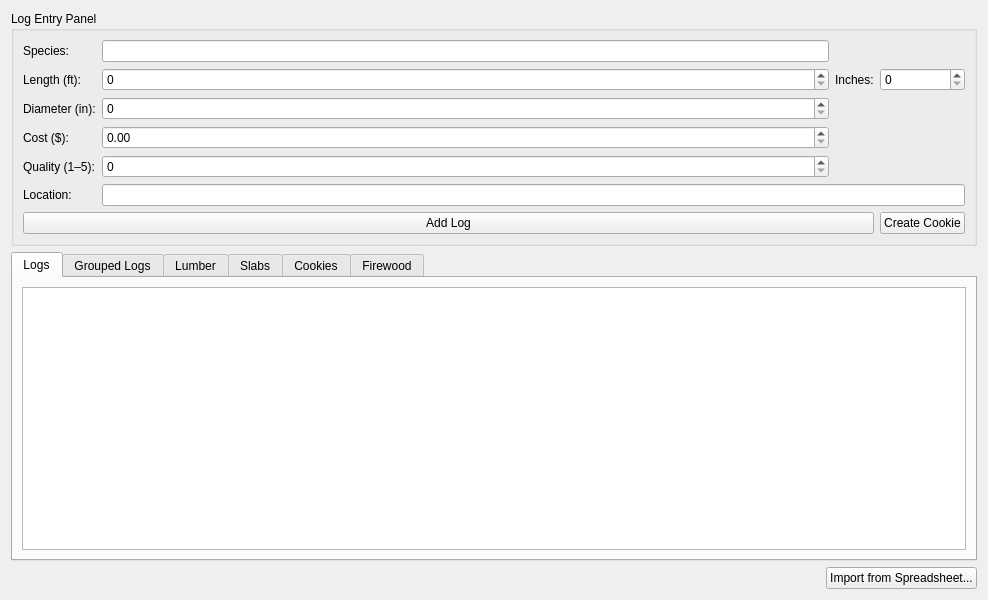
Before: the Qt Designer form ui/inventory.ui in thelenlucas/Senior-Design, drawn with Qt 5.
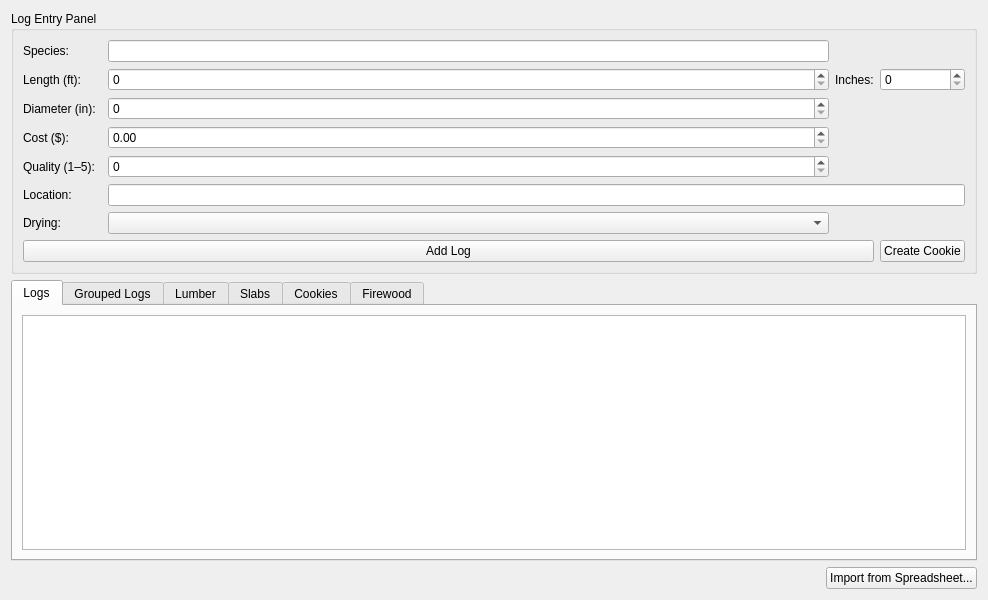
After: the same form once the commit is applied.

Commit message: Fix for lucas being bad at merges

Diff of the .ui file:
```diff
--- a/ui/inventory.ui
+++ b/ui/inventory.ui
@@ -26,6 +26,20 @@
                         <string>Log Entry Panel</string>
                     </property>
                     <layout class="QGridLayout" name="logEntryLayout">
+      <item row="7" column="0" colspan="4">
+       <widget class="QPushButton" name="addLogButton">
+        <property name="text">
+         <string>Add Log</string>
+        </property>
+       </widget>
+      </item>
+      <item row="7" column="4">
+       <widget class="QPushButton" name="createCookieButton">
+        <property name="text">
+         <string>Create Cookie</string>
+        </property>
+       </widget>
+      </item>
                         <item row="0" column="0">
                             <widget class="QLabel" name="speciesLabel">
                                 <property name="text">
@@ -33,27 +47,7 @@
                                 </property>
                             </widget>
                         </item>
-                        <item row="0" column="1">
-                            <widget class="QLineEdit" name="speciesEntry"/>
-                        </item>
-                        <item row="1" column="0">
-                            <widget class="QLabel" name="lengthFtLabel">
-                                <property name="text">
-                                    <string>Length (ft):</string>
-                                </property>
-                            </widget>
-                        </item>
-                        <item row="1" column="1">
-                            <widget class="QSpinBox" name="lengthFt"/>
-                        </item>
-                        <item row="1" column="2">
-                            <widget class="QLabel" name="lengthInLabel">
-                                <property name="text">
-                                    <string>Inches:</string>
-                                </property>
-                            </widget>
-                        </item>
-                        <item row="1" column="3">
+      <item row="1" column="4">
                             <widget class="QSpinBox" name="lengthIn"/>
                         </item>
                         <item row="2" column="0">
@@ -63,27 +57,10 @@
                                 </property>
                             </widget>
                         </item>
-                        <item row="2" column="1">
+      <item row="2" column="2">
                             <widget class="QSpinBox" name="diameterIn"/>
                         </item>
-                        <item row="3" column="0">
-                            <widget class="QLabel" name="costLabel">
-                                <property name="text">
-                                    <string>Cost ($):</string>
-                                </property>
-                            </widget>
-                        </item>
-                        <item row="3" column="1">
-                            <widget class="QDoubleSpinBox" name="costValue"/>
-                        </item>
-                        <item row="4" column="0">
-                            <widget class="QLabel" name="qualityLabel">
-                                <property name="text">
-                                    <string>Quality (1–5):</string>
-                                </property>
-                            </widget>
-                        </item>
-                        <item row="4" column="1">
+      <item row="4" column="2">
                             <widget class="QSpinBox" name="qualityValue">
                                 <property name="maximum">
                                     <number>10</number>
@@ -97,23 +74,56 @@
                                 </property>
                             </widget>
                         </item>
-                        <item row="5" column="1" colspan="3">
+      <item row="5" column="2" colspan="3">
                             <widget class="QLineEdit" name="locationEntry"/>
                         </item>
-                        <item row="6" column="0" colspan="3">
-                            <widget class="QPushButton" name="addLogButton">
+      <item row="4" column="0">
+       <widget class="QLabel" name="qualityLabel">
                                 <property name="text">
-                                    <string>Add Log</string>
+         <string>Quality (1–5):</string>
                                 </property>
                             </widget>
                         </item>
-                        <item row="6" column="3">
-                            <widget class="QPushButton" name="createCookieButton">
+      <item row="1" column="0">
+       <widget class="QLabel" name="lengthFtLabel">
                                 <property name="text">
-                                    <string>Create Cookie</string>
+         <string>Length (ft):</string>
                                 </property>
                             </widget>
                         </item>
+      <item row="1" column="2">
+       <widget class="QSpinBox" name="lengthFt"/>
+      </item>
+      <item row="3" column="2">
+       <widget class="QDoubleSpinBox" name="costValue"/>
+      </item>
+      <item row="0" column="2">
+       <widget class="QLineEdit" name="speciesEntry"/>
+      </item>
+      <item row="3" column="0">
+       <widget class="QLabel" name="costLabel">
+        <property name="text">
+         <string>Cost ($):</string>
+        </property>
+       </widget>
+      </item>
+      <item row="6" column="0">
+       <widget class="QLabel" name="dryingLabel">
+        <property name="text">
+         <string>Drying:</string>
+        </property>
+       </widget>
+      </item>
+      <item row="1" column="3">
+       <widget class="QLabel" name="lengthInLabel">
+        <property name="text">
+         <string>Inches:</string>
+        </property>
+       </widget>
+      </item>
+      <item row="6" column="2">
+       <widget class="QComboBox" name="dryingComboBox"/>
+      </item>
                     </layout>
                 </widget>
             </item>
```
Lines whose indentation alone changed are shown as unchanged.
